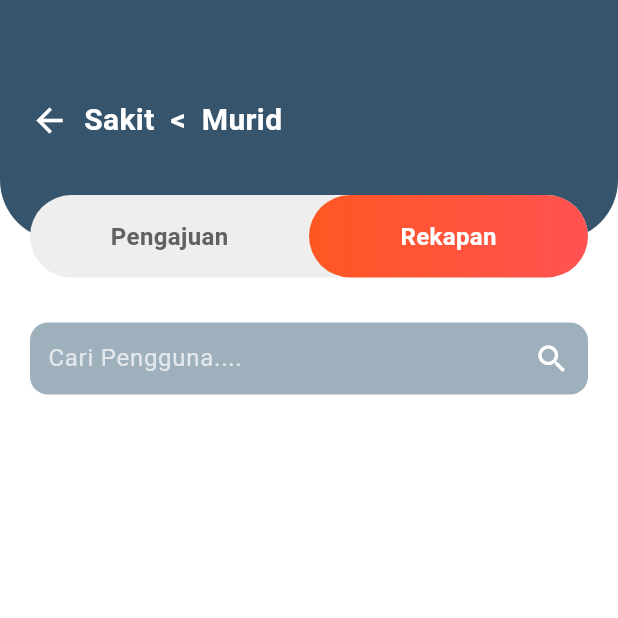
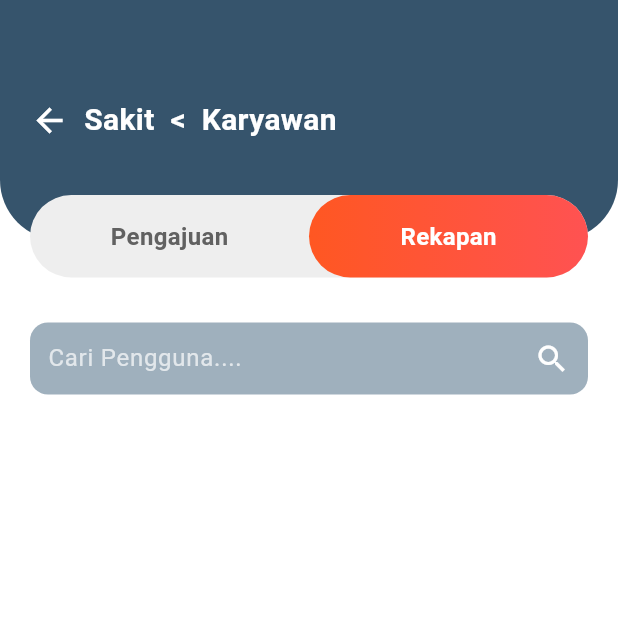
Before and after one commit to khoirkanzura/languo, a Flutter app: the VerifikasiSakitPage screen opened directly with empty values, after a tap on "Rekapan", on a phone screen of 412 x 824 dp, the top half of it. Run offline on Flutter 3.47's test engine with Material 3 defaults, Android fonts, the phone set to English and light mode, and no system bars; our stand-ins replace cloud_firestore, file_picker, firebase_auth, firebase_core, firebase_storage, geolocator and 6 more; missing offline and left inert: flutter_facebook_auth, mobile_scanner, universal_html; accounts and stored records are empty; network calls fail.

Commit message:
fix: perbarui penetapan role default di VerifikasiSakitPage

```diff
--- a/lib/admin/verifikasi/sakit_verifikasi_admin_page.dart
+++ b/lib/admin/verifikasi/sakit_verifikasi_admin_page.dart
@@ -340,9 +340,9 @@ class _VerifikasiSakitPageState extends State<VerifikasiSakitPage> {
           if (index == 1) {
             String role = widget.role;
 
-            // ⬇ jika role tidak ditemukan, default ke murid
-            if (role != "Admin" && role != "Karyawan Dosen" && role != "Murid") {
-              role = "Murid";
+            // ⬇ jika role tidak ditemukan, default ke karyawan
+            if (role != "Karyawan" && role != "Dosen"){
+              role = "Karyawan";
             }
 
             Navigator.push(
```
